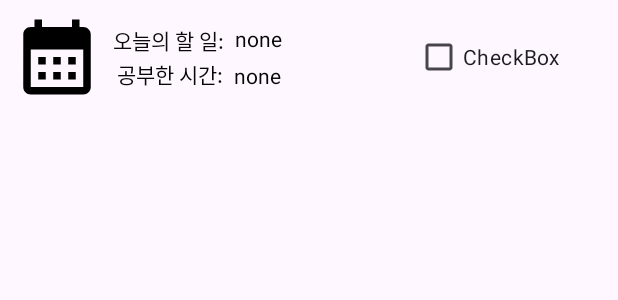
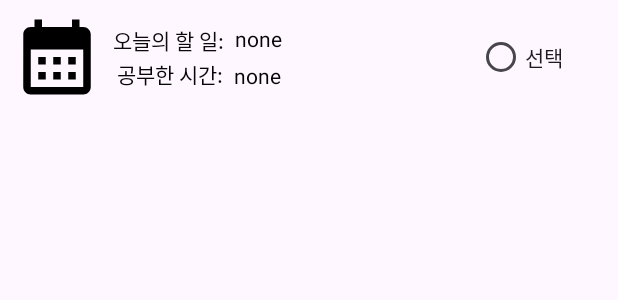
Before and after one commit to BradleyRyu/oop, an Android app: the layout list_today.xml on its own in the app's theme, with its tools: preview values and no code run, on a phone screen of 412 x 824 dp. Shown: the top 300 px of the screen. Run offline under Robolectric (Android 15) with nearby library versions, the phone set to English and light mode, and no system bars.

Commit message:
라디오버튼으로 변경, 인덱스 사용하여 whattodo 전달

```diff
--- a/MyProjectApplication/app/src/main/res/layout/list_today.xml
+++ b/MyProjectApplication/app/src/main/res/layout/list_today.xml
@@ -61,14 +61,14 @@
         app:layout_constraintBottom_toBottomOf="parent"
         app:layout_constraintStart_toEndOf="@+id/txt_study_time" />
 
-    <CheckBox
-        android:id="@+id/chk_study"
+    <RadioButton
+        android:id="@+id/radio_todo"
         android:layout_width="wrap_content"
         android:layout_height="wrap_content"
-        android:layout_marginStart="170dp"
-        android:text="CheckBox"
+        android:layout_marginStart="250dp"
+        android:checked="false"
+        android:text="선택"
         app:layout_constraintBottom_toBottomOf="parent"
-        app:layout_constraintEnd_toEndOf="parent"
         app:layout_constraintStart_toEndOf="@+id/imageView3"
         app:layout_constraintTop_toTopOf="parent" />
 
```
Also changed, not shown: MyProjectApplication/app/src/main/java/com/example/myprojectapplication/TimerEntryFragment.kt (+10 -5 lines), MyProjectApplication/app/src/main/java/com/example/myprojectapplication/TimerFragment.kt (+12 -2 lines), MyProjectApplication/app/src/main/java/com/example/myprojectapplication/TodayAdapter.kt (+20 -40 lines).
